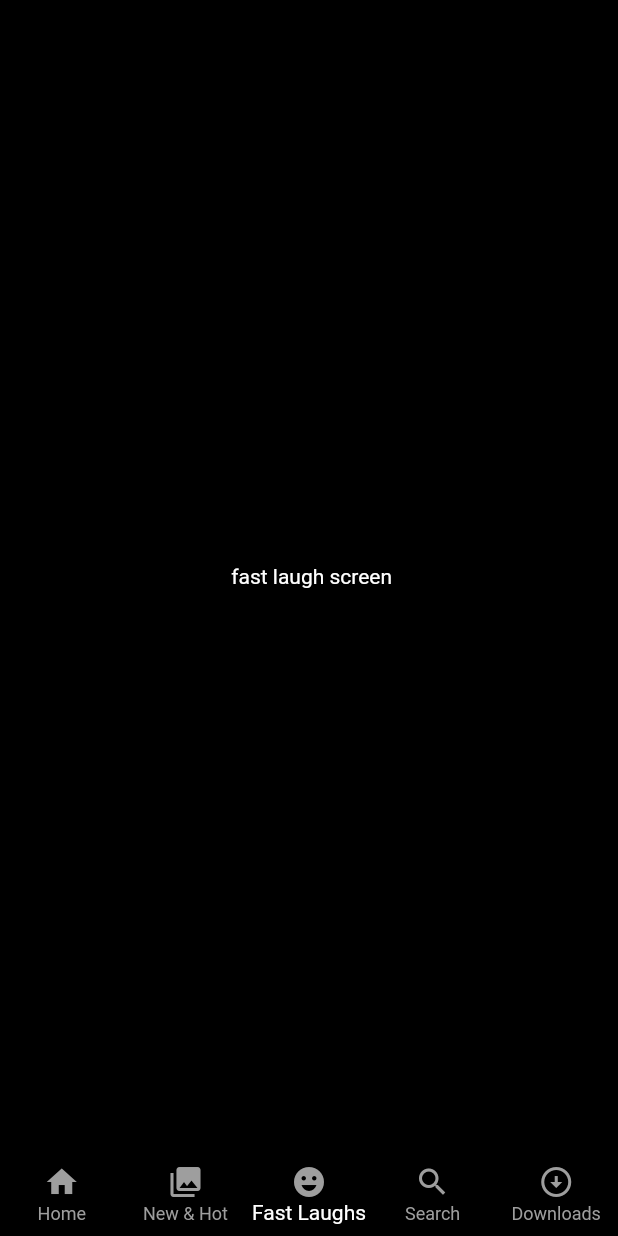
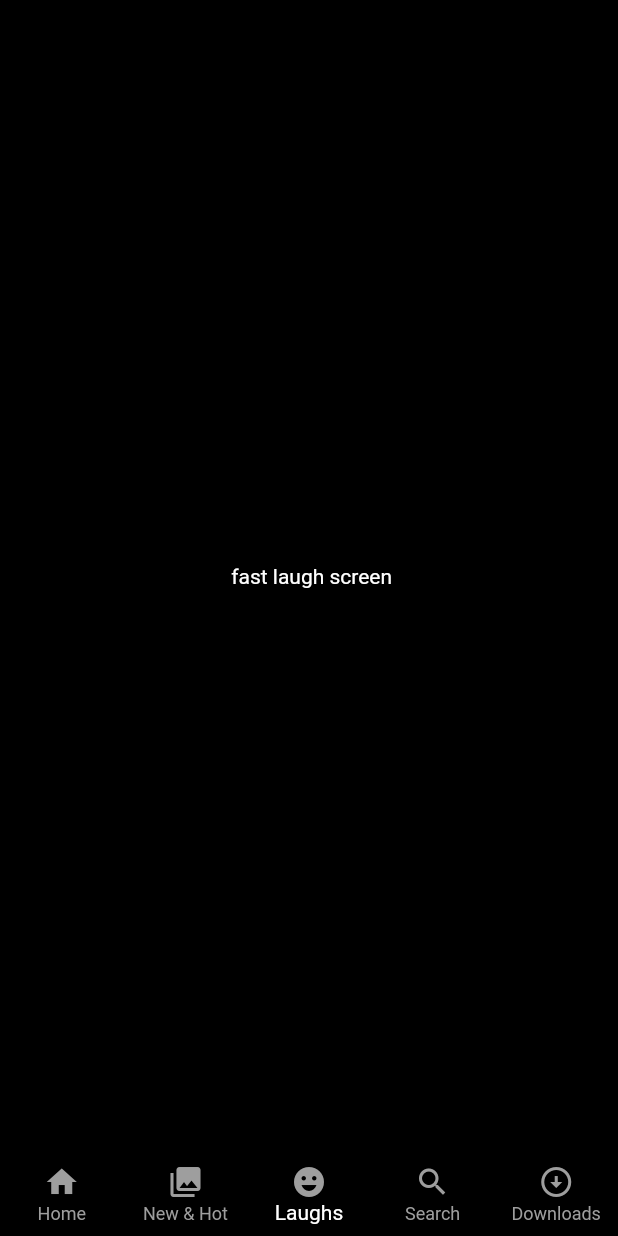
Before and after one commit to safvansafvan/Netflix-clone, a Flutter app: the screen it shows after launch, item 3 of the bottom bar chosen, on a phone screen of 412 x 824 dp. Run offline on Flutter 3.47's test engine with Material 2 defaults, Android fonts, the phone set to English and light mode, and no system bars.

Commit message:
bottom nav text updated

```diff
--- a/lib/main.dart
+++ b/lib/main.dart
@@ -14,6 +14,7 @@ class MyApp extends StatelessWidget {
   Widget build(BuildContext context) {
     return MaterialApp(
       title: 'Flutter Demo',
+      debugShowCheckedModeBanner: false,
       theme: ThemeData(
         primarySwatch: Colors.blue,
         scaffoldBackgroundColor: backgroundcolor,
--- a/lib/presentation/main_pages/widgets/bottom_navigation.dart
+++ b/lib/presentation/main_pages/widgets/bottom_navigation.dart
@@ -9,11 +9,11 @@ class BottomNavWidget extends StatelessWidget {
   Widget build(BuildContext context) {
     return ValueListenableBuilder(
         valueListenable: indexchagenotifier,
-        builder: (context,int newindex, _) {
+        builder: (context, int newindex, _) {
           return BottomNavigationBar(
-            onTap: (index) {
-              indexchagenotifier.value=index;
-            },
+              onTap: (index) {
+                indexchagenotifier.value = index;
+              },
               currentIndex: newindex,
               type: BottomNavigationBarType.fixed,
               backgroundColor: Colors.black,
@@ -21,17 +21,16 @@ class BottomNavWidget extends StatelessWidget {
               unselectedItemColor: Colors.grey,
               selectedIconTheme: const IconThemeData(color: Colors.grey),
               items: const [
-                BottomNavigationBarItem(
-                  icon: Icon(Icons.home), label: 'Home'),
+                BottomNavigationBarItem(icon: Icon(Icons.home), label: 'Home'),
                 BottomNavigationBarItem(
                     icon: Icon(Icons.collections), label: 'New & Hot'),
                 BottomNavigationBarItem(
-                    icon: Icon(Icons.emoji_emotions), label: 'Fast Laughs'),
+                    icon: Icon(Icons.emoji_emotions), label: 'Laughs'),
                 BottomNavigationBarItem(
                     icon: Icon(Icons.search), label: 'Search'),
                 BottomNavigationBarItem(
                     icon: Icon(Icons.arrow_circle_down_outlined),
-                     label: 'Downloads')
+                    label: 'Downloads')
               ]);
         });
   }
--- a/lib/presentation/main_pages/widgets/screen_main_page.dart
+++ b/lib/presentation/main_pages/widgets/screen_main_page.dart
@@ -1,5 +1,4 @@
 import 'package:flutter/material.dart';
-import 'package:netflix_npp/core/colors/colors.dart';
 import 'package:netflix_npp/presentation/fast_laugh/fast_laugh.dart';
 import 'package:netflix_npp/presentation/home/home_screen.dart';
 import 'package:netflix_npp/presentation/main_pages/widgets/bottom_navigation.dart';
```
